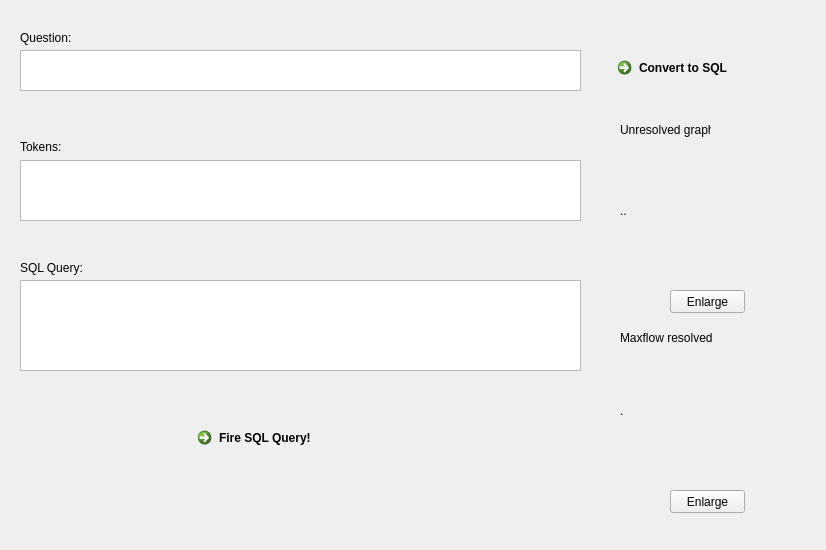
kushalbhabra/nltk-movie-db, file code/nltk.ui: the form before one commit.
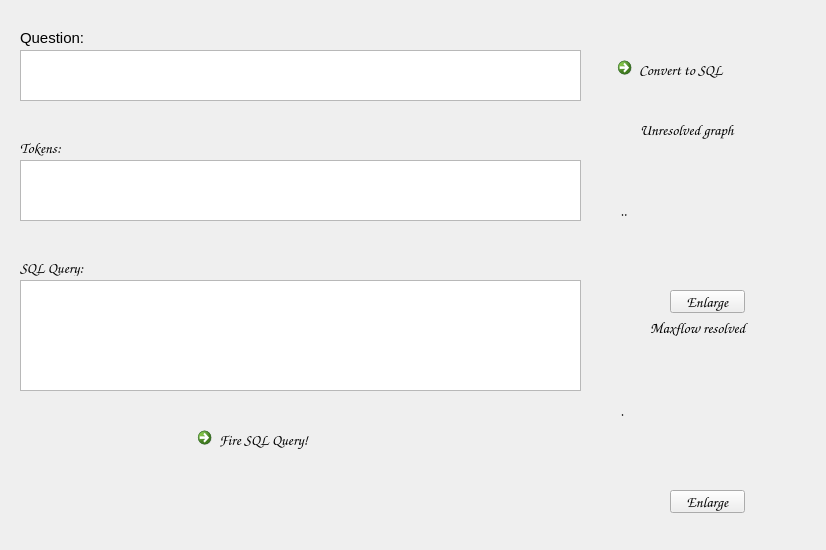
The form after the commit.

What changed in the file:
```diff
--- a/code/nltk.ui
+++ b/code/nltk.ui
@@ -10,6 +10,12 @@
     <height>550</height>
    </rect>
   </property>
+  <property name="font">
+   <font>
+    <family>Comic Sans MS</family>
+    <pointsize>11</pointsize>
+   </font>
+  </property>
   <property name="windowTitle">
    <string>Natural Language Interface to Movie DB - BE Project</string>
   </property>
@@ -44,9 +50,76 @@
      <x>20</x>
      <y>50</y>
      <width>561</width>
-     <height>41</height>
+     <height>51</height>
     </rect>
    </property>
+   <property name="palette">
+    <palette>
+     <active>
+      <colorrole role="WindowText">
+       <brush brushstyle="SolidPattern">
+        <color alpha="255">
+         <red>0</red>
+         <green>81</green>
+         <blue>0</blue>
+        </color>
+       </brush>
+      </colorrole>
+      <colorrole role="Shadow">
+       <brush brushstyle="SolidPattern">
+        <color alpha="255">
+         <red>0</red>
+         <green>170</green>
+         <blue>127</blue>
+        </color>
+       </brush>
+      </colorrole>
+     </active>
+     <inactive>
+      <colorrole role="WindowText">
+       <brush brushstyle="SolidPattern">
+        <color alpha="255">
+         <red>0</red>
+         <green>81</green>
+         <blue>0</blue>
+        </color>
+       </brush>
+      </colorrole>
+      <colorrole role="Shadow">
+       <brush brushstyle="SolidPattern">
+        <color alpha="255">
+         <red>0</red>
+         <green>170</green>
+         <blue>127</blue>
+        </color>
+       </brush>
+      </colorrole>
+     </inactive>
+     <disabled>
+      <colorrole role="WindowText">
+       <brush brushstyle="SolidPattern">
+        <color alpha="255">
+         <red>120</red>
+         <green>120</green>
+         <blue>120</blue>
+        </color>
+       </brush>
+      </colorrole>
+      <colorrole role="Shadow">
+       <brush brushstyle="SolidPattern">
+        <color alpha="255">
+         <red>0</red>
+         <green>170</green>
+         <blue>127</blue>
+        </color>
+       </brush>
+      </colorrole>
+     </disabled>
+    </palette>
+   </property>
+   <property name="autoFillBackground">
+    <bool>false</bool>
+   </property>
    <property name="plainText">
     <string/>
    </property>
@@ -83,9 +156,73 @@
      <x>20</x>
      <y>280</y>
      <width>561</width>
-     <height>91</height>
+     <height>111</height>
     </rect>
    </property>
+   <property name="palette">
+    <palette>
+     <active>
+      <colorrole role="WindowText">
+       <brush brushstyle="SolidPattern">
+        <color alpha="255">
+         <red>0</red>
+         <green>81</green>
+         <blue>0</blue>
+        </color>
+       </brush>
+      </colorrole>
+      <colorrole role="Shadow">
+       <brush brushstyle="SolidPattern">
+        <color alpha="255">
+         <red>0</red>
+         <green>170</green>
+         <blue>127</blue>
+        </color>
+       </brush>
+      </colorrole>
+     </active>
+     <inactive>
+      <colorrole role="WindowText">
+       <brush brushstyle="SolidPattern">
+        <color alpha="255">
+         <red>0</red>
+         <green>81</green>
+         <blue>0</blue>
+        </color>
+       </brush>
+      </colorrole>
+      <colorrole role="Shadow">
+       <brush brushstyle="SolidPattern">
+        <color alpha="255">
+         <red>0</red>
+         <green>170</green>
+         <blue>127</blue>
+        </color>
+       </brush>
+      </colorrole>
+     </inactive>
+     <disabled>
+      <colorrole role="WindowText">
+       <brush brushstyle="SolidPattern">
+        <color alpha="255">
+         <red>120</red>
+         <green>120</green>
+         <blue>120</blue>
+        </color>
+       </brush>
+      </colorrole>
+      <colorrole role="Shadow">
+       <brush brushstyle="SolidPattern">
+        <color alpha="255">
+         <red>0</red>
+         <green>170</green>
+         <blue>127</blue>
+        </color>
+       </brush>
+      </colorrole>
+     </disabled>
+    </palette>
+   </property>
    <property name="plainText">
     <string/>
    </property>
@@ -106,9 +243,9 @@
   <widget class="QLabel" name="label_3">
    <property name="geometry">
     <rect>
-     <x>620</x>
+     <x>640</x>
      <y>120</y>
-     <width>91</width>
+     <width>151</width>
      <height>20</height>
     </rect>
    </property>
@@ -138,6 +275,12 @@
      <height>16</height>
     </rect>
    </property>
+   <property name="font">
+    <font>
+     <family>Meiryo UI</family>
+     <underline>false</underline>
+    </font>
+   </property>
    <property name="text">
     <string>Question:</string>
    </property>
@@ -160,8 +303,8 @@
     <rect>
      <x>20</x>
      <y>140</y>
-     <width>46</width>
-     <height>13</height>
+     <width>61</width>
+     <height>16</height>
     </rect>
    </property>
    <property name="text">
@@ -210,9 +353,9 @@
   <widget class="QLabel" name="label_8">
    <property name="geometry">
     <rect>
-     <x>620</x>
-     <y>330</y>
-     <width>101</width>
+     <x>650</x>
+     <y>320</y>
+     <width>151</width>
      <height>16</height>
     </rect>
    </property>
```
Left out of the diff: 64 changed lines with no effect on the pictures.
